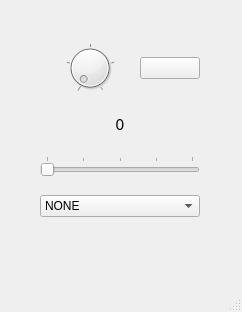
Before: the Qt Designer form lampeDimmer_GUI/mainwindow.ui in thomelect/lampeDimmer, drawn with Qt 5.
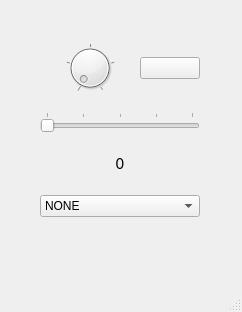
After: the same form once the commit is applied.

The edit to the form file:
```diff
--- a/lampeDimmer_GUI/mainwindow.ui
+++ b/lampeDimmer_GUI/mainwindow.ui
@@ -69,6 +69,25 @@
        </item>
       </layout>
      </item>
+     <item>
+      <widget class="QSlider" name="horizontalSliderIntensite">
+       <property name="maximum">
+        <number>255</number>
+       </property>
+       <property name="orientation">
+        <enum>Qt::Horizontal</enum>
+       </property>
+       <property name="invertedAppearance">
+        <bool>false</bool>
+       </property>
+       <property name="tickPosition">
+        <enum>QSlider::TicksAbove</enum>
+       </property>
+       <property name="tickInterval">
+        <number>64</number>
+       </property>
+      </widget>
+     </item>
      <item>
       <widget class="QLabel" name="lbIntensiteValue">
        <property name="enabled">
@@ -96,25 +115,6 @@
        </property>
       </widget>
      </item>
-     <item>
-      <widget class="QSlider" name="horizontalSliderIntensite">
-       <property name="maximum">
-        <number>255</number>
-       </property>
-       <property name="orientation">
-        <enum>Qt::Horizontal</enum>
-       </property>
-       <property name="invertedAppearance">
-        <bool>false</bool>
-       </property>
-       <property name="tickPosition">
-        <enum>QSlider::TicksAbove</enum>
-       </property>
-       <property name="tickInterval">
-        <number>64</number>
-       </property>
-      </widget>
-     </item>
      <item>
       <widget class="QComboBox" name="comboBoxSleep">
        <property name="styleSheet">
```
